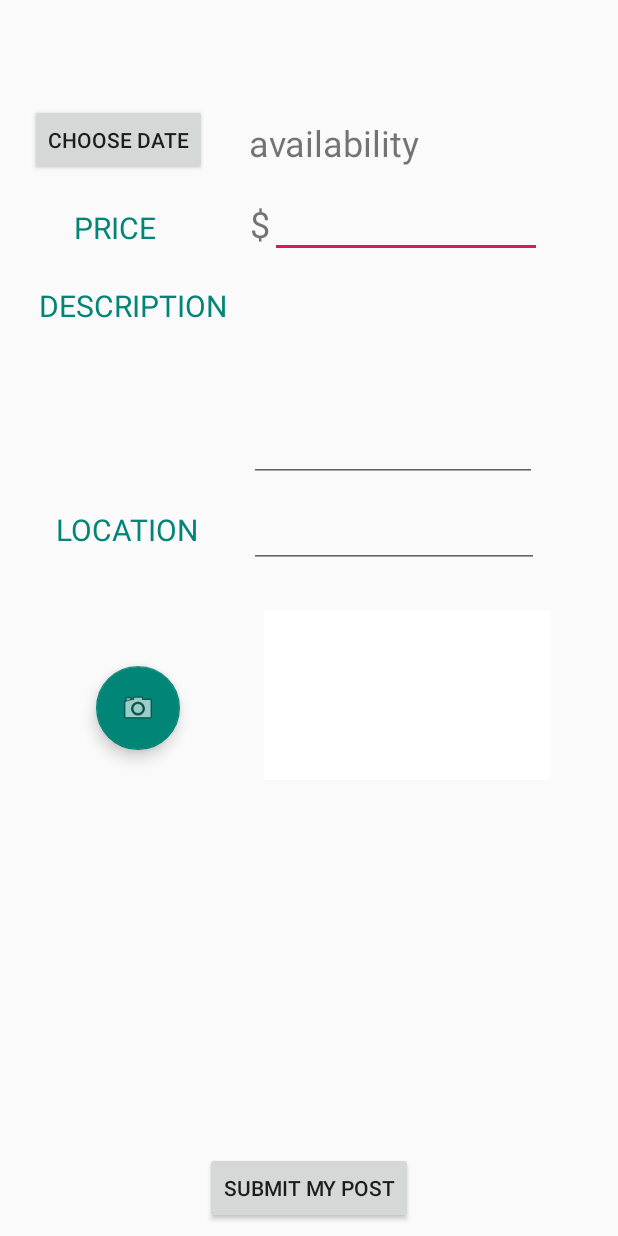
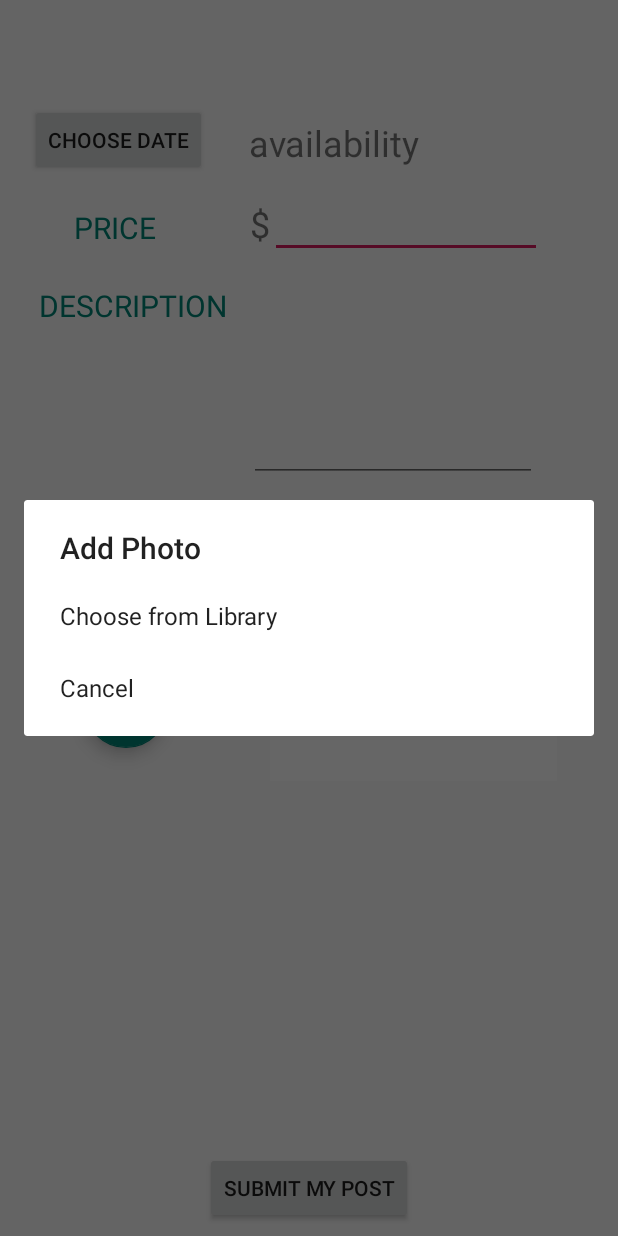
Before and after one commit to marioinfante/Couchsurfer, an Android app: the NewPostActivity screen opened directly, with no data from a screen before it, after a tap on an icon or button, on a phone screen of 412 x 824 dp. Run offline under Robolectric (Android 15) with nearby library versions, the phone set to English and light mode, and no system bars.

Commit message:
added google places functionality for new post

```diff
--- a/app/build.gradle
+++ b/app/build.gradle
@@ -34,6 +34,7 @@ dependencies {
     implementation 'com.android.support:support-media-compat:28.0.0'
     implementation 'com.android.support:support-v4:28.0.0'
     implementation 'com.android.support:design:28.0.0'
-    implementation 'com.google.android.gms:play-services-maps:15.0.1'
+    implementation 'com.google.android.gms:play-services-maps:16.0.0'
+    implementation 'com.google.android.gms:play-services-places:16.0.0'
     implementation 'com.squareup.picasso:picasso:2.5.2'
 }
--- a/app/src/main/AndroidManifest.xml
+++ b/app/src/main/AndroidManifest.xml
@@ -34,6 +34,9 @@
         <activity android:name=".LogInActivity" />
         <activity android:name=".SignUpActivity" />
         <activity android:name=".NewPostActivity"></activity>
+        <meta-data
+            android:name="com.google.android.geo.API_KEY"
+            android:value="AIzaSyAM5jYMG1y3daxJFab1JI_S1QkaeR-GIrY"/>
     </application>
 
 </manifest>
--- a/app/src/main/java/cs184/cs/ucsb/edu/couchsurfer/NewPostActivity.java
+++ b/app/src/main/java/cs184/cs/ucsb/edu/couchsurfer/NewPostActivity.java
@@ -1,30 +1,50 @@
 package cs184.cs.ucsb.edu.couchsurfer;
 
 import android.app.DatePickerDialog;
+import android.content.DialogInterface;
 import android.content.Intent;
+import android.graphics.Bitmap;
+import android.graphics.BitmapFactory;
+import android.net.Uri;
+import android.os.Environment;
 import android.support.design.widget.FloatingActionButton;
+import android.support.v7.app.AlertDialog;
 import android.support.v7.app.AppCompatActivity;
 import android.os.Bundle;
+import android.util.Log;
 import android.view.View;
 import android.widget.Button;
 import android.widget.DatePicker;
 import android.widget.EditText;
 import android.widget.ImageView;
 import android.widget.TextView;
+import android.widget.Toast;
 
+import com.google.android.gms.common.GooglePlayServicesNotAvailableException;
+import com.google.android.gms.common.GooglePlayServicesRepairableException;
+import com.google.android.gms.common.api.Status;
+import com.google.android.gms.location.places.Place;
+import com.google.android.gms.location.places.ui.PlaceAutocomplete;
+
+import java.io.File;
+import java.io.FileNotFoundException;
+import java.io.InputStream;
 import java.util.Calendar;
-import java.util.Date;
 
 public class NewPostActivity extends AppCompatActivity implements View.OnClickListener {
 
+    private static final int SELECT_FILE = 20;
+    private static final int PLACE_AUTOCOMPLETE_REQUEST_CODE = 1;
+
     private int year, month, day;
 
-    private Button dateButton, postButton;
+    private Button dateButton, postButton, locationButton;
     private FloatingActionButton photoButton;
-    private TextView titleTextView, dateTextView;
-    private EditText priceEditText, descriptionEditText, locationEditText;
+    private TextView titleTextView, dateTextView, locationTextView;
+    private EditText priceEditText, descriptionEditText;
     private ImageView photoImageView;
 
+    private Uri imageUri;
     private DatePickerDialogListener dateListener;
 
     @Override
@@ -42,17 +62,18 @@ public class NewPostActivity extends AppCompatActivity implements View.OnClickLi
         dateButton = findViewById(R.id.dateButton);
         postButton = findViewById(R.id.postButton);
         photoButton = findViewById(R.id.photoButton);
+        locationButton = findViewById(R.id.locationButton);
         titleTextView = findViewById(R.id.titleTextView);
         dateTextView = findViewById(R.id.dateTextView);
         priceEditText = findViewById(R.id.priceEditText);
         descriptionEditText = findViewById(R.id.descriptionEditText);
-        locationEditText = findViewById(R.id.locationEditText);
+        locationTextView = findViewById(R.id.locationTextView);
         photoImageView = (ImageView) findViewById(R.id.photoImageView);
 
         dateButton.setOnClickListener(this);
         postButton.setOnClickListener(this);
         photoButton.setOnClickListener(this);
-
+        locationButton.setOnClickListener(this);
 
 
     }
@@ -71,9 +92,17 @@ public class NewPostActivity extends AppCompatActivity implements View.OnClickLi
                         NewPostActivity.this.year, NewPostActivity.this.month, NewPostActivity.this.day);
                 datePickerDialog.show();
                 break;
-            case R.id.postButton:
+            case R.id.locationButton:
+                try{
+                    Intent intent = new PlaceAutocomplete.IntentBuilder(PlaceAutocomplete.MODE_OVERLAY).build(this);
+                    startActivityForResult(intent, PLACE_AUTOCOMPLETE_REQUEST_CODE);
+                } catch (GooglePlayServicesRepairableException e) { }
+                  catch (GooglePlayServicesNotAvailableException e) { }
                 break;
             case R.id.photoButton:
+                chooseImage();
+                break;
+            case R.id.postButton:
                 break;
         }
     }
@@ -92,4 +121,70 @@ public class NewPostActivity extends AppCompatActivity implements View.OnClickLi
             dateTextView.setText((monthOfYear + 1) + "/" + dayOfMonth + "/" + year);
         }
     }
+
+    private void chooseImage() {
+        //Displays dialog to choose pic from camera or gallery
+        final CharSequence[] items = {"Choose from Library",
+                "Cancel"};
+        AlertDialog.Builder builder = new AlertDialog.Builder(this);
+        builder.setTitle("Add Photo");
+
+        //SET ITEMS AND THERE LISTENERS
+        builder.setItems(items, new DialogInterface.OnClickListener() {
+            @Override
+            public void onClick(DialogInterface dialog, int item) {
+                if (items[item].equals("Choose from Library")) {
+                    galleryIntent();
+                } else if (items[item].equals("Cancel")) {
+                    dialog.dismiss();
+                }
+            }
+        });
+        builder.show();
+    }
+
+    private void galleryIntent() {
+        Intent photoPickerIntent = new Intent(Intent.ACTION_PICK);
+        File pictureDirectory = Environment.getExternalStoragePublicDirectory(Environment.DIRECTORY_PICTURES);
+        String pictureDirectoryPath = pictureDirectory.getPath();
+        Uri data = Uri.parse(pictureDirectoryPath);
+        photoPickerIntent.setDataAndType(data, "image/*");
+        startActivityForResult(photoPickerIntent, SELECT_FILE);
+    }
+
+    @Override
+    public void onActivityResult(int requestCode, int resultCode, Intent data) {
+        if(requestCode == SELECT_FILE) {
+            if (resultCode == this.RESULT_OK && data != null) {
+                // the address of the image on the SD Card.
+                imageUri = data.getData();
+                if (requestCode == SELECT_FILE) {
+                    // declare a stream to read the image data from the SD Card.
+                    InputStream inputStream;
+                    try {
+                        inputStream = this.getContentResolver().openInputStream(imageUri);
+                        Bitmap image = BitmapFactory.decodeStream(inputStream);
+                        photoImageView.setImageBitmap(image);
+
+                    } catch (FileNotFoundException e) {
+                        e.printStackTrace();
+                        Toast.makeText(this, "Unable to open image", Toast.LENGTH_LONG).show();
+                    }
+                }
+            } else {
+                Log.wtf("ERROR: ", "data is null");
+            }
+        }
+        else if(requestCode == PLACE_AUTOCOMPLETE_REQUEST_CODE){
+            if (resultCode == RESULT_OK) {
+                Place place = PlaceAutocomplete.getPlace(this, data);
+                locationTextView.setText(place.getName());
+            } else if (resultCode == PlaceAutocomplete.RESULT_ERROR) {
+                Status status = PlaceAutocomplete.getStatus(this, data);
+                // TODO: Handle the error.
+            } else if (resultCode == RESULT_CANCELED) {
+                // The user canceled the operation.
+            }
+        }
+    }
 }
--- a/app/src/main/res/layout/activity_new_post.xml
+++ b/app/src/main/res/layout/activity_new_post.xml
@@ -5,20 +5,6 @@
     android:layout_width="match_parent"
     android:layout_height="match_parent"
     tools:context=".NewPostActivity">
-
-    <TextView
-        android:id="@+id/locationTextView"
-        android:layout_width="130dp"
-        android:layout_height="37dp"
-        android:layout_marginStart="20dp"
-        android:layout_marginTop="112dp"
-        android:capitalize="words"
-        android:gravity="center"
-        android:text="@string/location"
-        android:textColor="@color/colorPrimary"
-        android:textSize="20sp"
-        app:layout_constraintStart_toStartOf="parent"
-        app:layout_constraintTop_toBottomOf="@+id/descriptionTextView" />
 
     <TextView
         android:id="@+id/descriptionTextView"
@@ -129,33 +115,22 @@
         android:id="@+id/photoButton"
         android:layout_width="wrap_content"
         android:layout_height="wrap_content"
-        android:layout_marginStart="64dp"
-        android:layout_marginTop="72dp"
+        android:layout_marginStart="56dp"
+        android:layout_marginTop="64dp"
         android:clickable="true"
         app:backgroundTint="@color/colorPrimary"
         app:layout_constraintStart_toStartOf="parent"
-        app:layout_constraintTop_toBottomOf="@+id/locationTextView"
+        app:layout_constraintTop_toBottomOf="@+id/locationButton"
         app:srcCompat="@android:drawable/ic_menu_camera" />
-
-    <EditText
-        android:id="@+id/locationEditText"
-        android:layout_width="193dp"
-        android:layout_height="wrap_content"
-        android:layout_marginStart="16dp"
-        android:layout_marginTop="12dp"
-        android:ems="10"
-        android:inputType="textPersonName"
-        app:layout_constraintStart_toEndOf="@+id/locationTextView"
-        app:layout_constraintTop_toBottomOf="@+id/descriptionEditText" />
 
     <ImageView
         android:id="@+id/photoImageView"
         android:layout_width="191dp"
         android:layout_height="113dp"
-        android:layout_marginStart="56dp"
+        android:layout_marginStart="68dp"
         android:layout_marginTop="28dp"
         app:layout_constraintStart_toEndOf="@+id/photoButton"
-        app:layout_constraintTop_toBottomOf="@+id/locationEditText"
+        app:layout_constraintTop_toBottomOf="@+id/locationTextView"
         app:srcCompat="@color/common_google_signin_btn_text_dark_default" />
 
     <Button
@@ -169,4 +144,25 @@
         app:layout_constraintBottom_toBottomOf="parent"
         app:layout_constraintEnd_toEndOf="parent"
         app:layout_constraintStart_toStartOf="parent" />
+
+    <Button
+        android:id="@+id/locationButton"
+        android:layout_width="119dp"
+        android:layout_height="wrap_content"
+        android:layout_marginStart="20dp"
+        android:layout_marginTop="108dp"
+        android:text="LOCATION"
+        app:layout_constraintStart_toStartOf="parent"
+        app:layout_constraintTop_toBottomOf="@+id/descriptionTextView" />
+
+    <TextView
+        android:id="@+id/locationTextView"
+        android:layout_width="189dp"
+        android:layout_height="42dp"
+        android:layout_marginStart="28dp"
+        android:layout_marginTop="16dp"
+        android:gravity="left|center"
+        android:textSize="24sp"
+        app:layout_constraintStart_toEndOf="@+id/locationButton"
+        app:layout_constraintTop_toBottomOf="@+id/descriptionEditText" />
 </android.support.constraint.ConstraintLayout>
```
